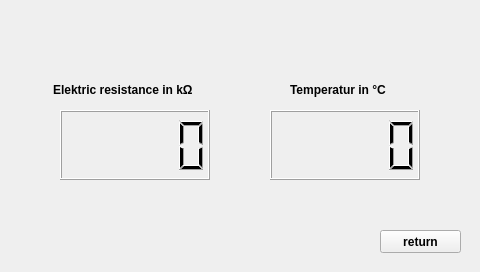
First picture: the form in showdata.ui, repository 3semesterprojekt/DevKitsoftware, before the edit.
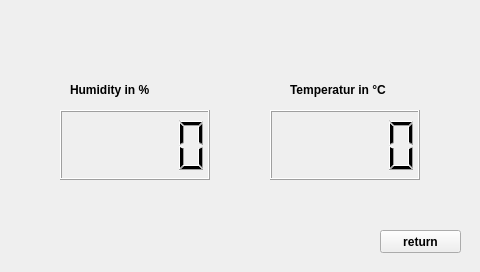
Second picture: the form after the edit.

```diff
--- a/showdata.ui
+++ b/showdata.ui
@@ -64,7 +64,7 @@
   <widget class="QLabel" name="label">
    <property name="geometry">
     <rect>
-     <x>53</x>
+     <x>70</x>
      <y>70</y>
      <width>171</width>
      <height>40</height>
@@ -77,7 +77,7 @@
     </font>
    </property>
    <property name="text">
-    <string>Elektric resistance in kΩ</string>
+    <string>Humidity in %</string>
    </property>
   </widget>
   <widget class="QLabel" name="label_2">
```
